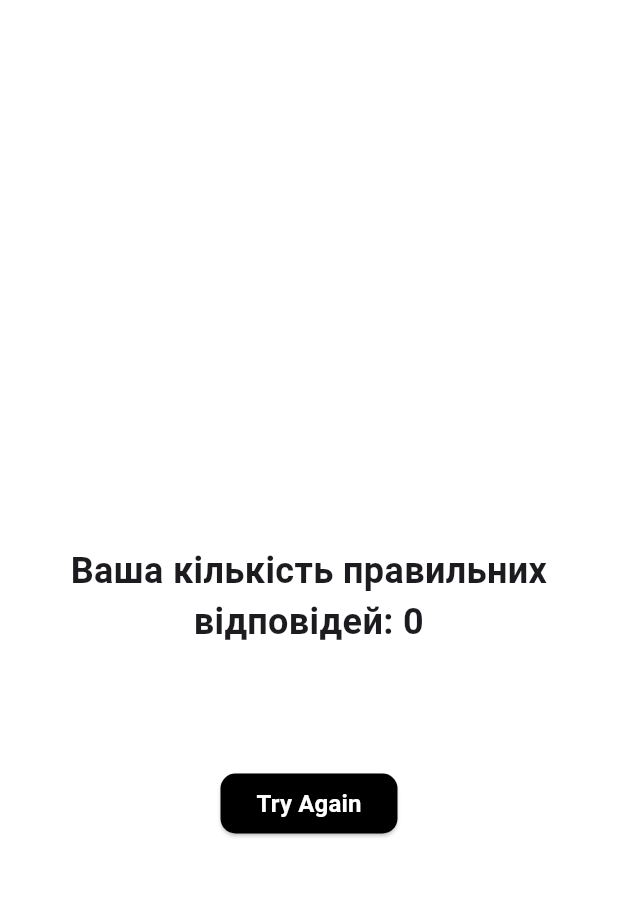
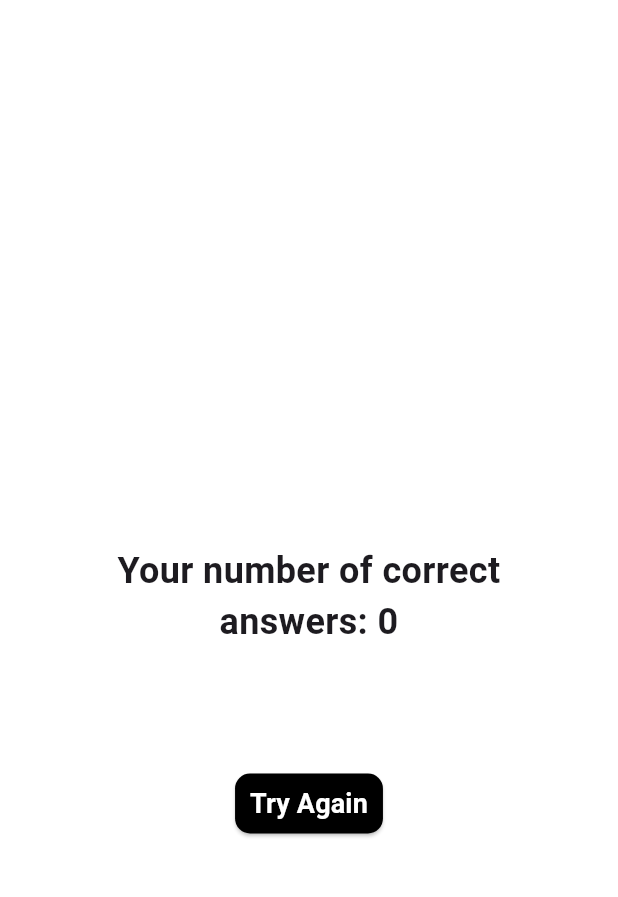
Before and after one commit to MaximDmytruk/quiz, a Flutter app: the ResultScreen screen opened by its route, on a phone screen of 412 x 824 dp, the part 65-962 px from its top. Run offline on Flutter 3.47's test engine with Material 3 defaults, Android fonts, the phone set to English and light mode, and no system bars; our stand-ins replace bloc, flutter_bloc, freezed_annotation.

Commit message:
Change language in resultScreen

```diff
--- a/lib/constants/questions_list.dart
+++ b/lib/constants/questions_list.dart
@@ -37,7 +37,7 @@ final List<QuestionModel> questionsList = [
   ),
   QuestionModel(
     text: "How genetically similar is a human to a banana?",
-    options: ["About 40-60%", "100% - We are bananas!", "84"],
+    options: ["About 40-60%", "100% - We are bananas!", "84%"],
     correctAnswer: "About 40-60%",
   ),
 ];
--- a/lib/constants/text_app.dart
+++ b/lib/constants/text_app.dart
@@ -10,5 +10,6 @@ class TextApp {
   static const String resultQuiz = 'Result Quiz';
   static const String resultsHistory = 'Results history:';
   static const String quizNumber = 'Quiz №';
+    static const String numberOfCorrectAnswers = 'Your number of correct answers:';
 
 }
--- a/lib/screens/question_screen/widgets/question_column.dart
+++ b/lib/screens/question_screen/widgets/question_column.dart
@@ -17,10 +17,12 @@ class QuestionColumn extends StatelessWidget {
     return Column(
       mainAxisAlignment: MainAxisAlignment.center,
       crossAxisAlignment: CrossAxisAlignment.center,
+      spacing: 8,
       children: [
         Text(
           question.text,
-          style: const TextStyle(fontSize: 24, fontWeight: FontWeight.bold),
+          textAlign: TextAlign.center,
+          style: const TextStyle(fontSize: 28, fontWeight: FontWeight.bold),
         ),
         const SizedBox(height: 20),
 
--- a/lib/screens/result_screen/result_screen.dart
+++ b/lib/screens/result_screen/result_screen.dart
@@ -33,7 +33,7 @@ class ResultScreen extends StatelessWidget {
                 mainAxisAlignment: MainAxisAlignment.center,
                 children: [
                   Text(
-                    "Ваша кількість правильних відповідей: ${state.correctAnswers}",
+                    "${TextApp.numberOfCorrectAnswers} ${state.correctAnswers}",
                     style: TextStyle(fontSize: 24, fontWeight: FontWeight.bold),
                     textAlign: TextAlign.center,
                   ),
--- a/lib/widgets/buttons/custom_button.dart
+++ b/lib/widgets/buttons/custom_button.dart
@@ -10,6 +10,7 @@ class CustomButton extends StatelessWidget {
   Widget build(BuildContext context) {
     return ElevatedButton(
       style: ElevatedButton.styleFrom(
+        padding: EdgeInsets.symmetric(horizontal: 10, vertical: 5),
         backgroundColor: Colors.black,
         shape: RoundedRectangleBorder(borderRadius: BorderRadius.circular(10)),
       ),
@@ -17,10 +18,11 @@ class CustomButton extends StatelessWidget {
       onPressed: onPressed,
       child: Text(
         name,
+        textAlign: TextAlign.center,
         style: TextStyle(
           color: Colors.white,
           fontWeight: FontWeight.bold,
-          fontSize: 16.0,
+          fontSize: 18.0,
         ),
       ),
     );
```
Also changed, not shown: lib/screens/question_screen/question_screen.dart (+4 -4 lines).
